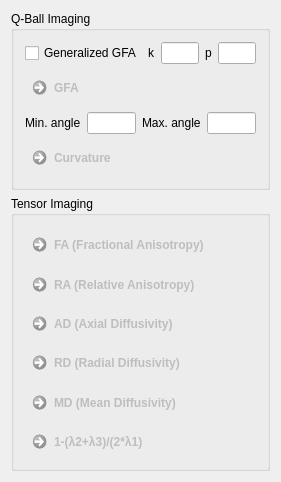
This is Plugins/org.mitk.gui.qt.diffusionimaging/src/internal/QmitkDiffusionQuantificationViewControls.ui in MITK/MITK as Qt 5 draws it before an edit. The edited form follows.
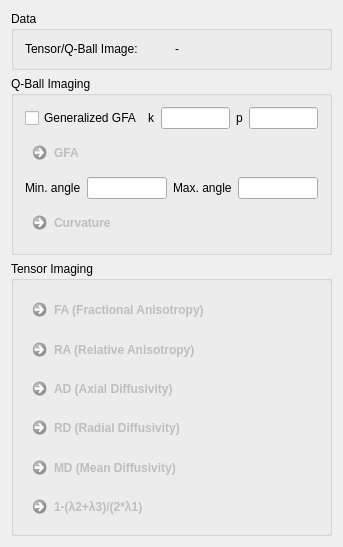
This is the edited form.

Commit message: adjusted uantification and pv analysis input data gui

What changed in the file:
```diff
--- a/Plugins/org.mitk.gui.qt.diffusionimaging/src/internal/QmitkDiffusionQuantificationViewControls.ui
+++ b/Plugins/org.mitk.gui.qt.diffusionimaging/src/internal/QmitkDiffusionQuantificationViewControls.ui
@@ -6,8 +6,8 @@
    <rect>
     <x>0</x>
     <y>0</y>
-    <width>281</width>
-    <height>443</height>
+    <width>343</width>
+    <height>484</height>
    </rect>
   </property>
   <property name="minimumSize">
@@ -20,6 +20,29 @@
    <string>QmitkTemplate</string>
   </property>
   <layout class="QVBoxLayout" name="verticalLayout_2">
+   <item>
+    <widget class="QGroupBox" name="groupBox_3">
+     <property name="title">
+      <string>Data</string>
+     </property>
+     <layout class="QGridLayout" name="gridLayout">
+      <item row="0" column="0">
+       <widget class="QLabel" name="label">
+        <property name="text">
+         <string>Tensor/Q-Ball Image:</string>
+        </property>
+       </widget>
+      </item>
+      <item row="0" column="1">
+       <widget class="QLabel" name="m_InputImageLabel">
+        <property name="text">
+         <string>-</string>
+        </property>
+       </widget>
+      </item>
+     </layout>
+    </widget>
+   </item>
    <item>
     <widget class="QGroupBox" name="groupBox">
      <property name="title">
```
The commit also changes 4 other files.
